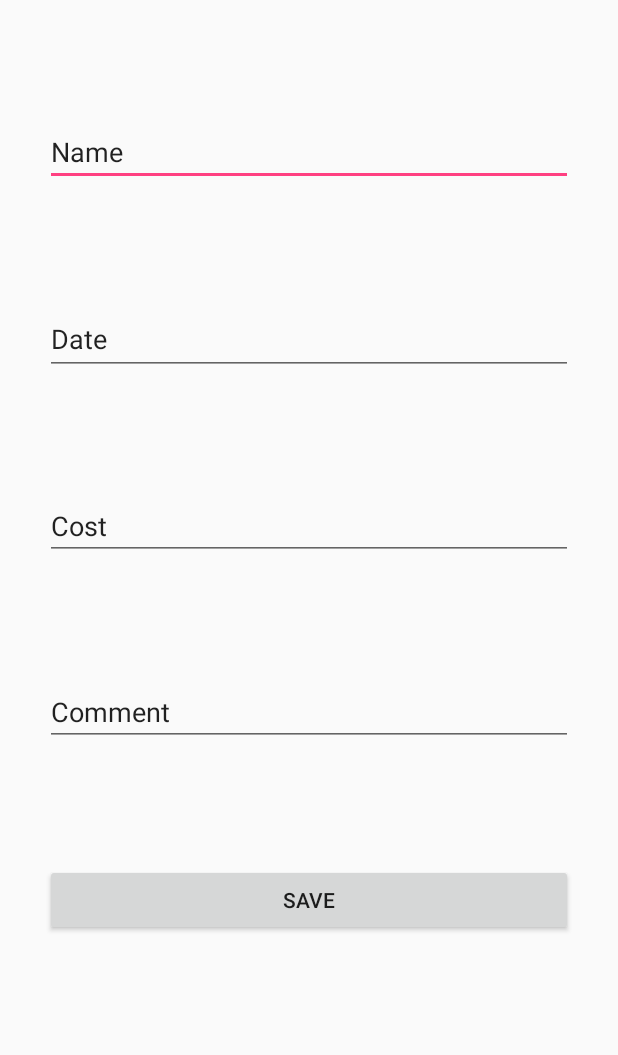
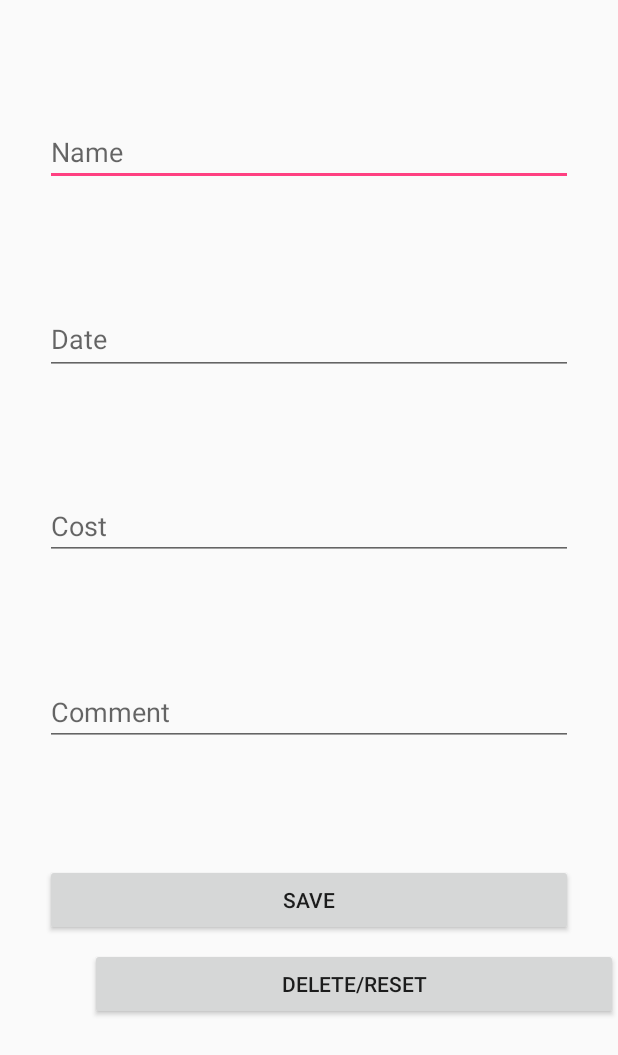
Before and after one commit to FlamingLobster/mtang3-SubBook, an Android app: the NewEntry screen opened directly, with no data from a screen before it, on a phone screen of 412 x 824 dp. Shown: the top 1055 px of the screen. Run offline under Robolectric (Android 15) with nearby library versions, the phone set to English and light mode, and no system bars.

Commit message:
all major functionalities added

```diff
--- a/app/src/main/java/com/example/subbook/SubDisplayAdapter.java
+++ b/app/src/main/java/com/example/subbook/SubDisplayAdapter.java
@@ -12,7 +12,10 @@ import java.util.List;
 
 /**
  * Created by Michael on 2/1/2018.
+<<<<<<< HEAD
  * https://stackoverflow.com/questions/8166497/custom-adapter-for-list-view
+=======
+>>>>>>> d8dea50af174b168e9eb35ca37af7c370b017d24
  */
 
 public class SubDisplayAdapter extends ArrayAdapter<Subscription> {
--- a/app/src/main/res/layout/new_layout.xml
+++ b/app/src/main/res/layout/new_layout.xml
@@ -15,7 +15,7 @@
         android:ems="10"
         android:inputType="textPersonName"
         android:maxLength="20"
-        android:text="Name"
+        android:hint="Name"
         app:layout_constraintBottom_toTopOf="@+id/dateField"
         app:layout_constraintEnd_toEndOf="parent"
         app:layout_constraintHorizontal_bias="0.5"
@@ -29,7 +29,7 @@
         android:ems="10"
         android:inputType="textPersonName"
         android:maxLength="30"
-        android:text="Comment"
+        android:hint="Comment"
         app:layout_constraintBottom_toTopOf="@+id/saveButton"
         app:layout_constraintEnd_toEndOf="parent"
         app:layout_constraintHorizontal_bias="0.5"
@@ -47,7 +47,7 @@
         android:ems="10"
         android:focusable="false"
         android:inputType="date"
-        android:text="Date"
+        android:hint="Date"
         app:layout_constraintBottom_toTopOf="@+id/chargeField"
         app:layout_constraintHorizontal_bias="0.5"
         app:layout_constraintLeft_toLeftOf="parent"
@@ -60,7 +60,7 @@
         android:layout_height="wrap_content"
         android:ems="10"
         android:inputType="numberDecimal"
-        android:text="Cost"
+        android:hint="Cost"
         app:layout_constraintBottom_toTopOf="@+id/commentField"
         app:layout_constraintEnd_toEndOf="parent"
         app:layout_constraintHorizontal_bias="0.5"
@@ -82,4 +82,17 @@
         app:layout_constraintRight_toRightOf="parent"
         app:layout_constraintStart_toStartOf="parent" />
 
+    <Button
+        android:id="@+id/deleteButton"
+        android:layout_width="352dp"
+        android:layout_height="48dp"
+        android:layout_marginBottom="144dp"
+        android:layout_marginTop="8dp"
+        android:text="Delete/Reset"
+        app:layout_constraintBottom_toBottomOf="parent"
+        app:layout_constraintEnd_toEndOf="parent"
+        app:layout_constraintLeft_toLeftOf="parent"
+        app:layout_constraintRight_toRightOf="parent"
+        app:layout_constraintTop_toBottomOf="@+id/saveButton" />
+
 </android.support.constraint.ConstraintLayout>
--- a/app/src/main/res/layout/subscription_display_layout.xml
+++ b/app/src/main/res/layout/subscription_display_layout.xml
@@ -19,5 +19,4 @@
         android:id="@+id/charge_display"
         android:layout_width="wrap_content"
         android:layout_height="wrap_content" />
-
 </LinearLayout>
```
Also changed, not shown: app/src/main/java/com/example/subbook/MainActivity.java (+4 -4 lines), app/src/main/java/com/example/subbook/NewEntry.java (+30 -2 lines).
